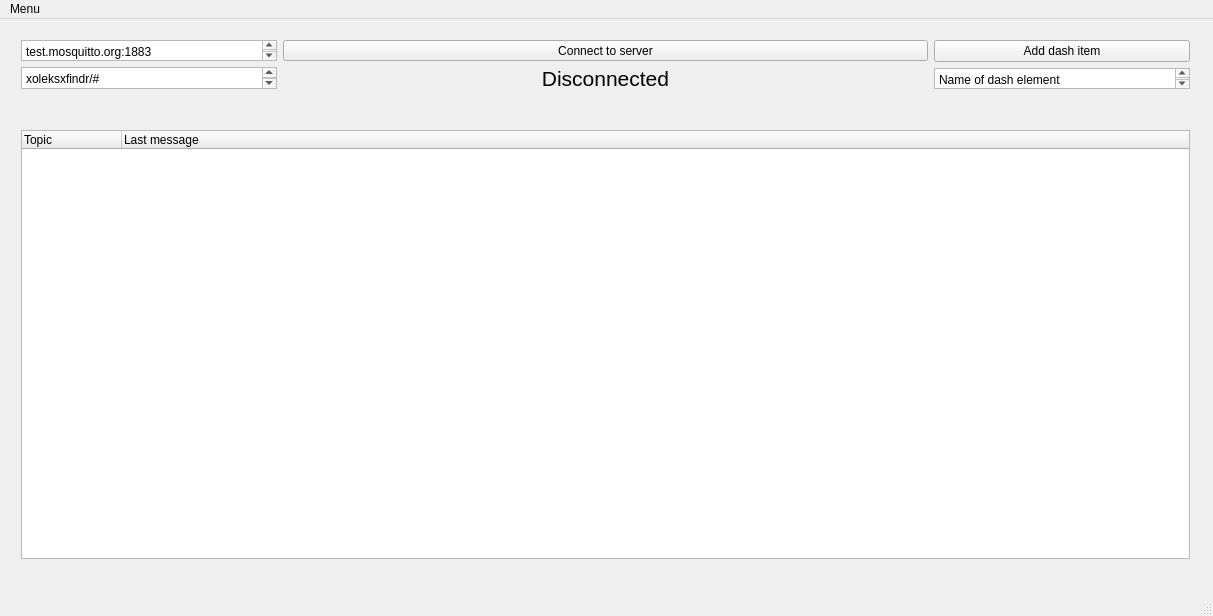
This is ICP/mainwindow.ui in leSamo/ICP as Qt 5 draws it before an edit. The edited form follows.
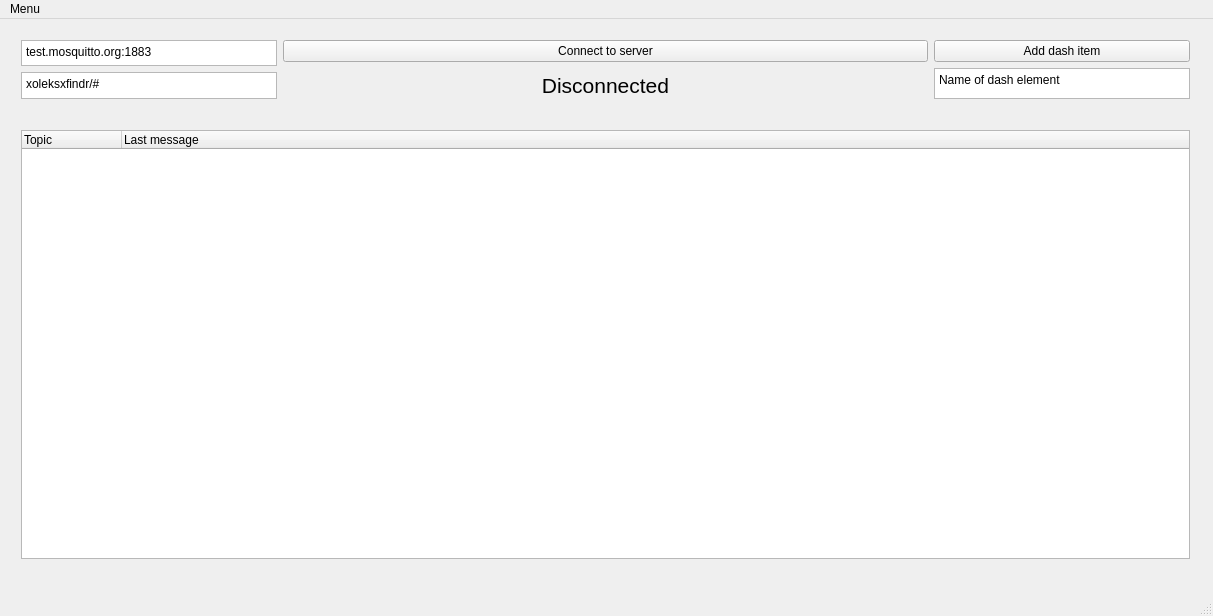
This is the edited form.

Commit message: added removable objects in dashboard, added help dialog

```diff
--- a/ICP/mainwindow.ui
+++ b/ICP/mainwindow.ui
@@ -20,7 +20,7 @@
       <x>10</x>
       <y>10</y>
       <width>1191</width>
-      <height>71</height>
+      <height>81</height>
      </rect>
     </property>
     <layout class="QHBoxLayout" name="horizontalLayout" stretch="3,0">
```
Left out of the diff: 4 changed lines with no effect on the pictures. The commit also changes 6 other files.
